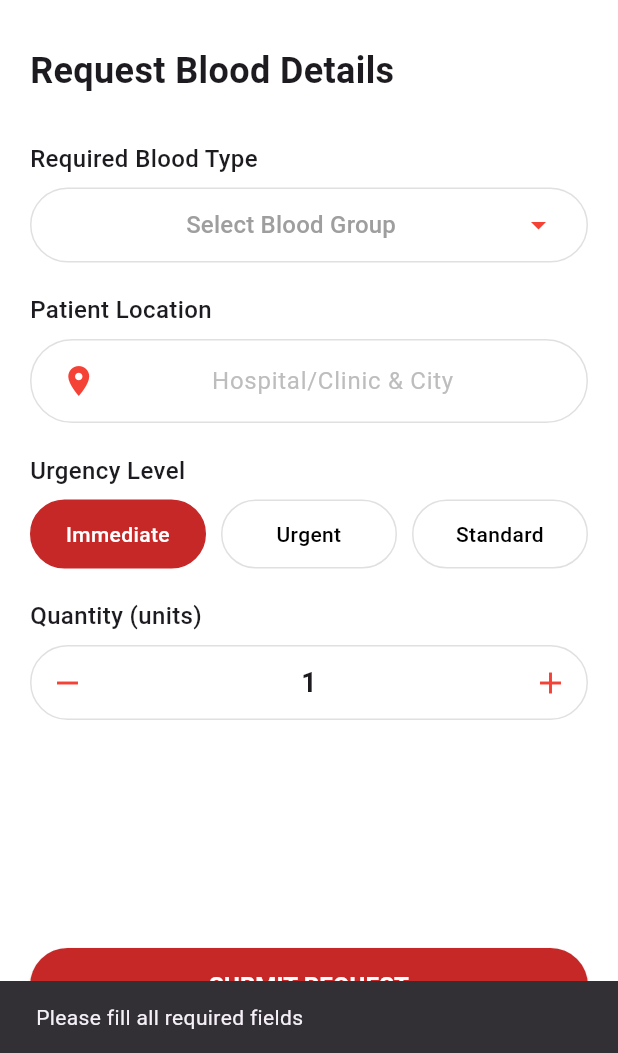
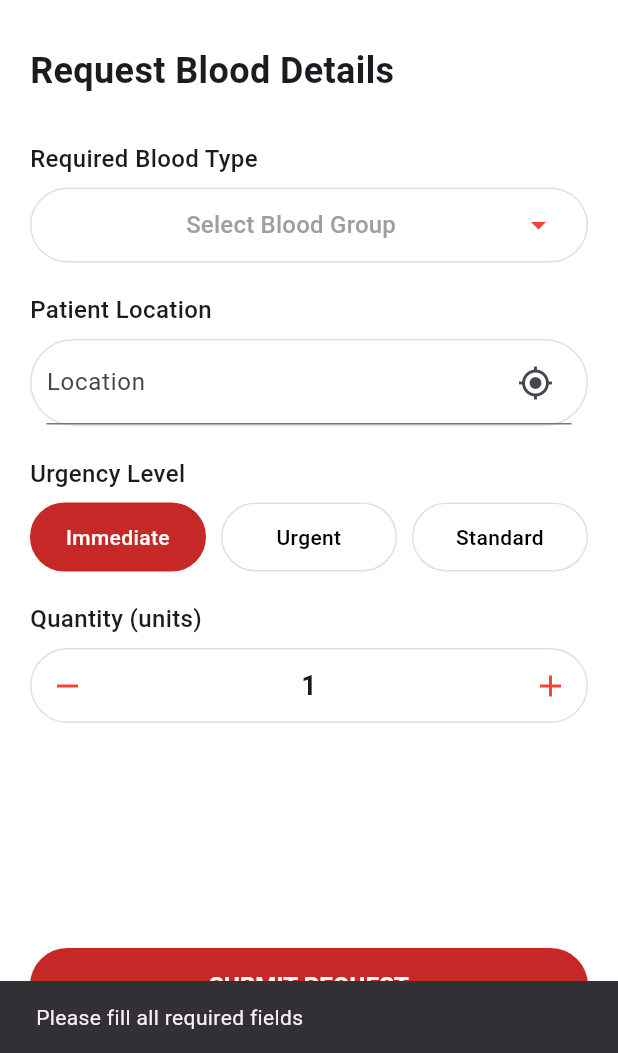
Before and after one commit to PavanGupta004/bloodDonation, a Flutter app: the SOSRequestPage screen opened directly, after a tap on "SUBMIT REQUEST", on a phone screen of 412 x 824 dp, the part 183-1236 px from its top. Run offline on Flutter 3.47's test engine with Material 3 defaults, Android fonts, the phone set to English and light mode, and no system bars; our stand-ins replace cloud_firestore, curved_labeled_navigation_bar, firebase_auth, firebase_core, geolocator; accounts and stored records are empty.

```diff
--- a/lib/pages/sos_request_page.dart
+++ b/lib/pages/sos_request_page.dart
@@ -1,5 +1,6 @@
 import 'package:cloud_firestore/cloud_firestore.dart';
 import 'package:flutter/material.dart';
+import 'package:geolocator/geolocator.dart';
 import 'package:sos_blood_donation/database/data_requests.dart';
 import 'package:sos_blood_donation/database/donor_service.dart';
 
@@ -23,25 +24,66 @@ class _SOSRequestPageState extends State<SOSRequestPage> {
   ];
 
   String? selectedBloodGroup;
+  final TextEditingController _locationController = TextEditingController();
   String? selectedLocation;
   String selectedUrgency = 'Immediate';
   int quantity = 1;
   final RequestData _dataRequest = RequestData();
+  double? _latitude;
+  double? _longitude;
 
   @override
   void dispose() {
     // TODO: implement dispose
-    super.dispose();
     selectedBloodGroup = null;
     selectedLocation = null;
     selectedUrgency = 'Immediate';
     quantity = 1;
+    _locationController.dispose();
+    super.dispose();
+  }
+
+  Future<void> _fetchLocation() async {
+    bool serviceEnabled = await Geolocator.isLocationServiceEnabled();
+    if (!serviceEnabled) {
+      ScaffoldMessenger.of(context).showSnackBar(
+        const SnackBar(content: Text("Location services are disabled.")),
+      );
+      return;
+    }
+
+    LocationPermission permission = await Geolocator.checkPermission();
+    if (permission == LocationPermission.denied) {
+      permission = await Geolocator.requestPermission();
+      if (permission == LocationPermission.denied) {
+        ScaffoldMessenger.of(context).showSnackBar(
+          const SnackBar(content: Text("Location permissions are denied.")),
+        );
+        return;
+      }
+    }
+
+    if (permission == LocationPermission.deniedForever) {
+      ScaffoldMessenger.of(context).showSnackBar(
+        const SnackBar(
+          content: Text("Location permissions are permanently denied."),
+        ),
+      );
+      return;
+    }
+
+    Position position = await Geolocator.getCurrentPosition(
+      desiredAccuracy: LocationAccuracy.high,
+    );
+    setState(() {
+      _latitude = position.latitude;
+      _longitude = position.longitude;
+      _locationController.text = "${position.latitude}, ${position.longitude}";
+    });
   }
 
   Future<void> submitRequest() async {
-    if (selectedBloodGroup == null ||
-        selectedLocation == null ||
-        selectedLocation!.isEmpty) {
+    if (selectedBloodGroup == null || _locationController.text.isEmpty) {
       ScaffoldMessenger.of(context).showSnackBar(
         const SnackBar(content: Text('Please fill all required fields')),
       );
@@ -49,9 +91,13 @@ class _SOSRequestPageState extends State<SOSRequestPage> {
     }
 
     try {
-      // Dummy coordinates for now, replace with geocoding later
-      double latitude = 12.9716; // Example: Bangalore
-      double longitude = 77.5946;
+      // 🟢 Parse coordinates from "lat,long" string
+      final parts = selectedLocation!.split(',');
+      if (parts.length != 2) {
+        throw Exception("Invalid location format. Expected: lat,long");
+      }
+      final latitude = double.parse(parts[0].trim());
+      final longitude = double.parse(parts[1].trim());
 
       // 1️⃣ Save request and get requestId
       final docRef = await FirebaseFirestore.instance
@@ -71,8 +117,8 @@ class _SOSRequestPageState extends State<SOSRequestPage> {
       final donorService = DonorService();
       List<Map<String, dynamic>> donors = await donorService.findNearbyDonors(
         docRef.id,
-        10,
-      ); // 10 km range
+        10, // km radius
+      );
 
       if (donors.isEmpty) {
         ScaffoldMessenger.of(
@@ -95,7 +141,7 @@ class _SOSRequestPageState extends State<SOSRequestPage> {
         );
       }
 
-      // 4️⃣ Optionally clear form & pop page
+      // 4️⃣ Reset form
       setState(() {
         selectedBloodGroup = null;
         selectedLocation = null;
@@ -216,29 +262,20 @@ class _SOSRequestPageState extends State<SOSRequestPage> {
                   borderRadius: BorderRadius.circular(30),
                   border: Border.all(color: Colors.grey.shade300),
                 ),
-                child: TextField(
-                  textAlign: TextAlign.center,
-                  onChanged: (value) {
-                    setState(() {
-                      selectedLocation = value;
-                      print('Location changed to: $selectedLocation');
-                    });
-                  },
-                  decoration: InputDecoration(
-                    hintText: 'Hospital/Clinic & City',
-                    hintStyle: TextStyle(
-                      color: Colors.grey.shade400,
-                      fontSize: 16,
+                child: Padding(
+                  padding: const EdgeInsets.symmetric(horizontal: 10),
+                  child: TextFormField(
+                    controller: _locationController,
+                    readOnly: true,
+                    decoration: InputDecoration(
+                      labelText: "Location",
+                      suffixIcon: IconButton(
+                        icon: const Icon(Icons.my_location),
+                        onPressed: _fetchLocation,
+                      ),
                     ),
-                    border: InputBorder.none,
-                    prefixIcon: const Padding(
-                      padding: EdgeInsets.only(left: 15),
-                      child: Icon(Icons.location_on, color: Colors.red),
-                    ),
-                    contentPadding: const EdgeInsets.symmetric(
-                      horizontal: 20,
-                      vertical: 15,
-                    ),
+                    validator: (val) =>
+                        val == null || val.isEmpty ? "Location required" : null,
                   ),
                 ),
               ),
```
